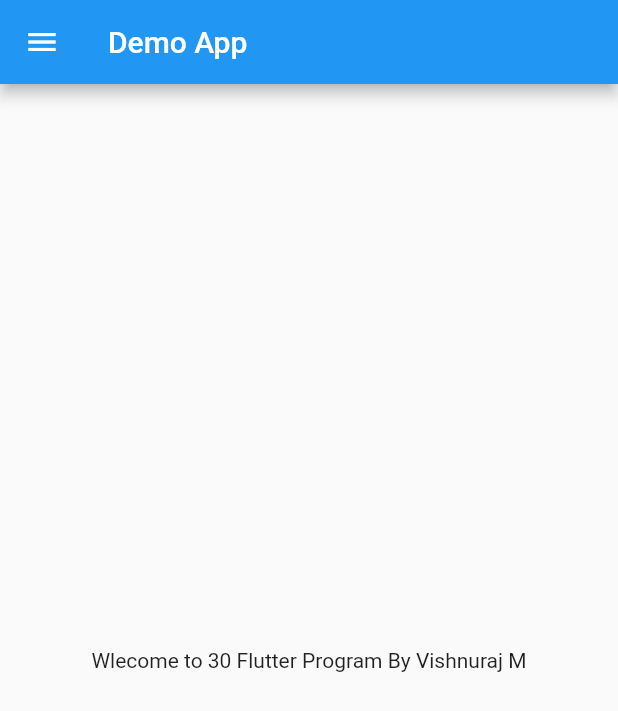
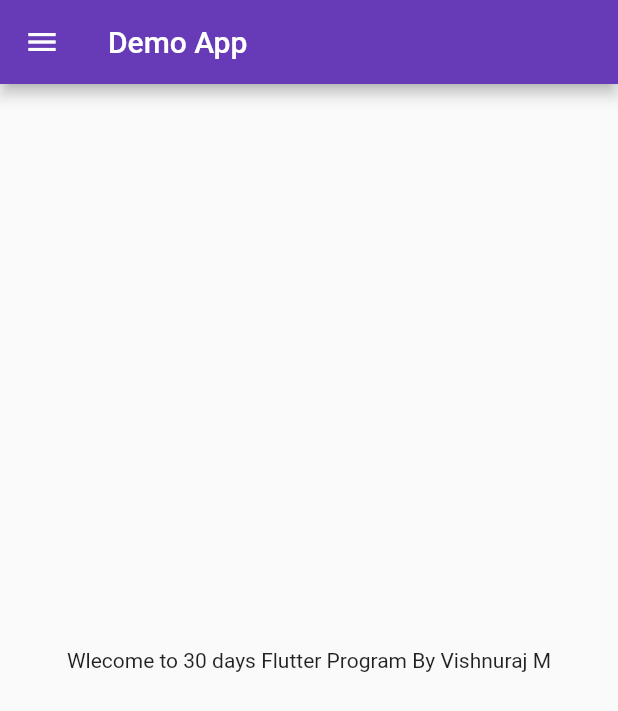
Before and after one commit to vishnuraj-m/Flutter-30Days-Hindi, a Flutter app: the screen it shows after launch, on a phone screen of 412 x 824 dp. Shown: the top 711 px of the screen. Run offline on Flutter 3.47's test engine with Material 2 defaults, Android fonts, the light colour scheme and no system bars.

Commit message:
Day3 Completed

```diff
--- a/lib/main.dart
+++ b/lib/main.dart
@@ -1,6 +1,7 @@
 import 'package:flutter/material.dart';
+import 'package:fvm_flutter/pages/login_page.dart';
 
-import 'home_page.dart';
+import 'pages/home_page.dart';
 
 void main() {
   runApp(const MyApp());
@@ -12,12 +13,19 @@
   @override
   Widget build(BuildContext context) {
     return MaterialApp(
+      themeMode: ThemeMode.light,
       debugShowCheckedModeBanner: false,
-      title: 'Flutter Demo',
+      darkTheme: ThemeData(brightness: Brightness.dark),
       theme: ThemeData(
-        primarySwatch: Colors.blue,
+        primarySwatch: Colors.deepPurple,
       ),
-      home: HomePage(),
+      // home: HomePage(),
+      initialRoute: '/home',
+      routes: {
+        "/": (context) => LoginPage(),
+        '/home': (context) => HomePage(),
+        '/login': (context) => LoginPage(),
+      },
     );
   }
 }
--- a/lib/home_page.dart
+++ b/lib/pages/home_page.dart
@@ -13,7 +13,7 @@
         title: const Text('Demo App'),
       ),
       body: Center(
-        child: Text('Wlecome to $days Flutter Program By $name'),
+        child: Text('Wlecome to $days days Flutter Program By $name'),
       ),
       drawer: const Drawer(),
     );
```
Also changed, not shown: lib/pages/login_page.dart (added, +21 -0 lines).
